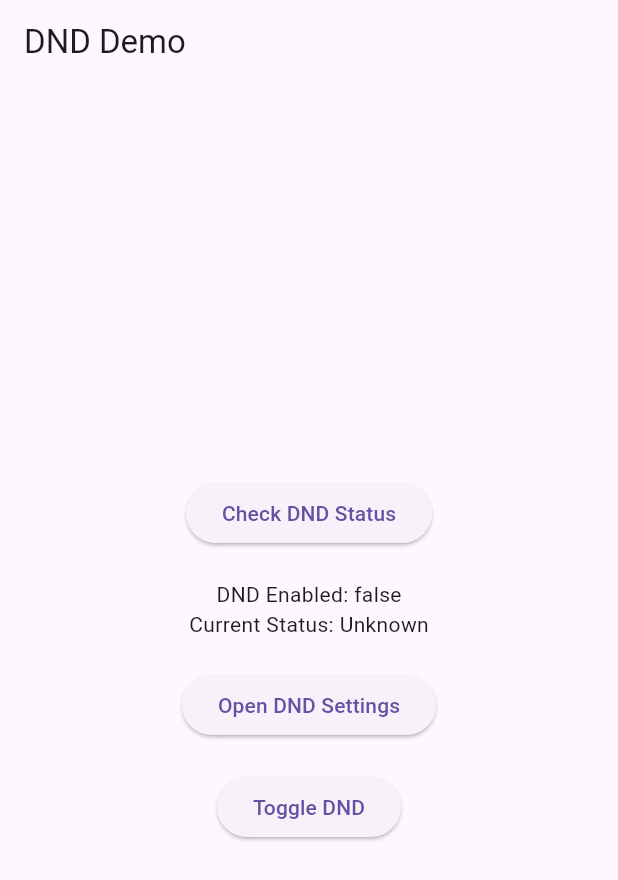
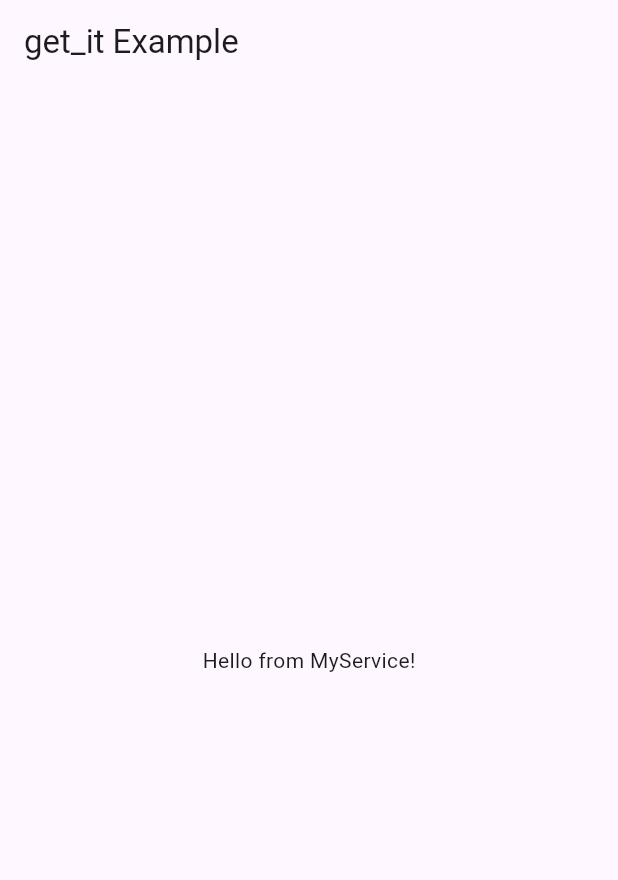
Before and after one commit to lightrao/lt25_fapp_one, a Flutter app: the screen it shows after launch, on a phone screen of 412 x 824 dp. Shown: the top 880 px of the screen. Run offline on Flutter 3.47's test engine with Material 3 defaults, Android fonts, the light colour scheme and no system bars; our stand-ins replace get_it.

Commit message:
get_it perp

```diff
--- a/lib/main.dart
+++ b/lib/main.dart
@@ -1,68 +1,43 @@
+// main.dart
 import 'package:flutter/material.dart';
-import 'package:do_not_disturb/do_not_disturb.dart';
+import 'service_locator.dart';
+import 'package:get_it/get_it.dart';
+import 'my_service.dart';
 
-void main() => runApp(const MyApp());
+void main() {
+  // Initialize and register all your services.
+  setupLocator();
 
-class MyApp extends StatefulWidget {
-  const MyApp({super.key});
-
-  @override
-  State<MyApp> createState() => _MyAppState();
+  // Run your app.
+  runApp(MyApp());
 }
 
-class _MyAppState extends State<MyApp> {
-  final _dndPlugin = DoNotDisturbPlugin();
-  bool _isDndEnabled = false;
-  String _status = 'Unknown';
-
-  Future<void> _checkStatus() async {
-    final bool enabled = await _dndPlugin.isDndEnabled();
-    final InterruptionFilter filter = await _dndPlugin.getDNDStatus();
-
-    setState(() {
-      _isDndEnabled = enabled;
-      _status = filter.toString().split('.').last;
-    });
-  }
+class MyApp extends StatelessWidget {
+  const MyApp({super.key});
 
   @override
   Widget build(BuildContext context) {
     return MaterialApp(
-      home: Scaffold(
-        appBar: AppBar(title: const Text('DND Demo')),
-        body: Center(
-          child: Column(
-            mainAxisAlignment: MainAxisAlignment.center,
-            children: [
-              ElevatedButton(
-                onPressed: _checkStatus,
-                child: const Text('Check DND Status'),
-              ),
-              const SizedBox(height: 20),
-              Text('DND Enabled: $_isDndEnabled'),
-              Text('Current Status: $_status'),
-              const SizedBox(height: 20),
-              ElevatedButton(
-                onPressed: () => _dndPlugin.openDndSettings(),
-                child: const Text('Open DND Settings'),
-              ),
-              const SizedBox(height: 20),
-              ElevatedButton(
-                onPressed: () async {
-                  if (await _dndPlugin.isNotificationPolicyAccessGranted()) {
-                    await _dndPlugin.setInterruptionFilter(_isDndEnabled
-                        ? InterruptionFilter.all
-                        : InterruptionFilter.none);
-                    _checkStatus();
-                  } else {
-                    await _dndPlugin.openNotificationPolicyAccessSettings();
-                  }
-                },
-                child: const Text('Toggle DND'),
-              )
-            ],
-          ),
-        ),
+      title: 'get_it Example',
+      home: HomeScreen(),
+    );
+  }
+}
+
+class HomeScreen extends StatelessWidget {
+  // Retrieve an instance of MyService using get_it.
+  final MyService myService = GetIt.instance<MyService>();
+
+  HomeScreen({super.key});
+
+  @override
+  Widget build(BuildContext context) {
+    return Scaffold(
+      appBar: AppBar(
+        title: Text('get_it Example'),
+      ),
+      body: Center(
+        child: Text(myService.getGreeting()),
       ),
     );
   }
--- /dev/null
+++ b/lib/my_service.dart
@@ -0,0 +1,6 @@
+// my_service.dart
+class MyService {
+  String getGreeting() {
+    return 'Hello from MyService!';
+  }
+}
--- /dev/null
+++ b/lib/service_locator.dart
@@ -0,0 +1,12 @@
+// service_locator.dart
+import 'package:get_it/get_it.dart';
+import 'my_service.dart';
+
+// final getIt = GetIt.instance;
+
+void setupLocator() {
+  // Register MyService as a lazy singleton.
+  // It will only be created when first requested.
+  // getIt.registerLazySingleton<MyService>(() => MyService());
+  GetIt.instance.registerLazySingleton<MyService>(() => MyService());
+}
--- a/pubspec.yaml
+++ b/pubspec.yaml
@@ -39,6 +39,7 @@ dependencies:
   palette_generator: ^0.3.3+5
   flutter_background: ^1.3.0+1
   do_not_disturb: ^1.0.3
+  get_it: ^8.0.3
 
 dev_dependencies:
   flutter_test:
```
Also changed, not shown: pubspec.lock.
